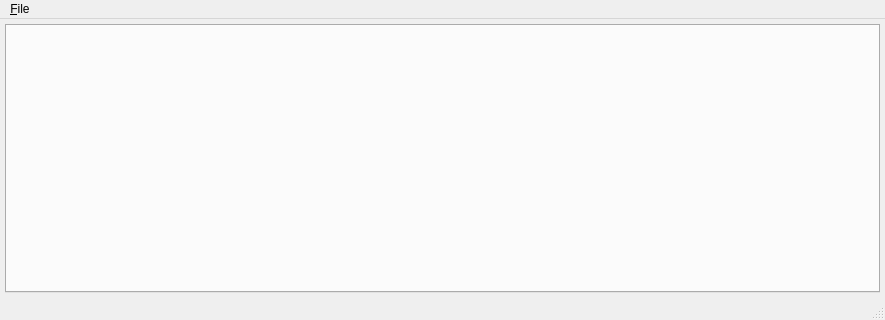
Above: branches/trunk/UI/spot-on-encryptfile.ui from textbrowser/spot-on before the change. Below: the same form after it.
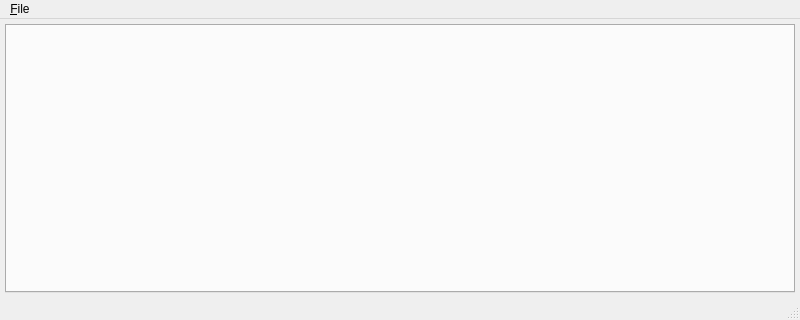
That is the form after the change. Icons and pictures are not drawn.

What changed in the file:
```diff
--- a/branches/trunk/UI/spot-on-encryptfile.ui
+++ b/branches/trunk/UI/spot-on-encryptfile.ui
@@ -6,7 +6,7 @@
    <rect>
     <x>0</x>
     <y>0</y>
-    <width>885</width>
+    <width>800</width>
     <height>320</height>
    </rect>
   </property>
@@ -39,7 +39,7 @@
     <rect>
      <x>0</x>
      <y>0</y>
-     <width>885</width>
+     <width>800</width>
      <height>31</height>
     </rect>
    </property>
```
